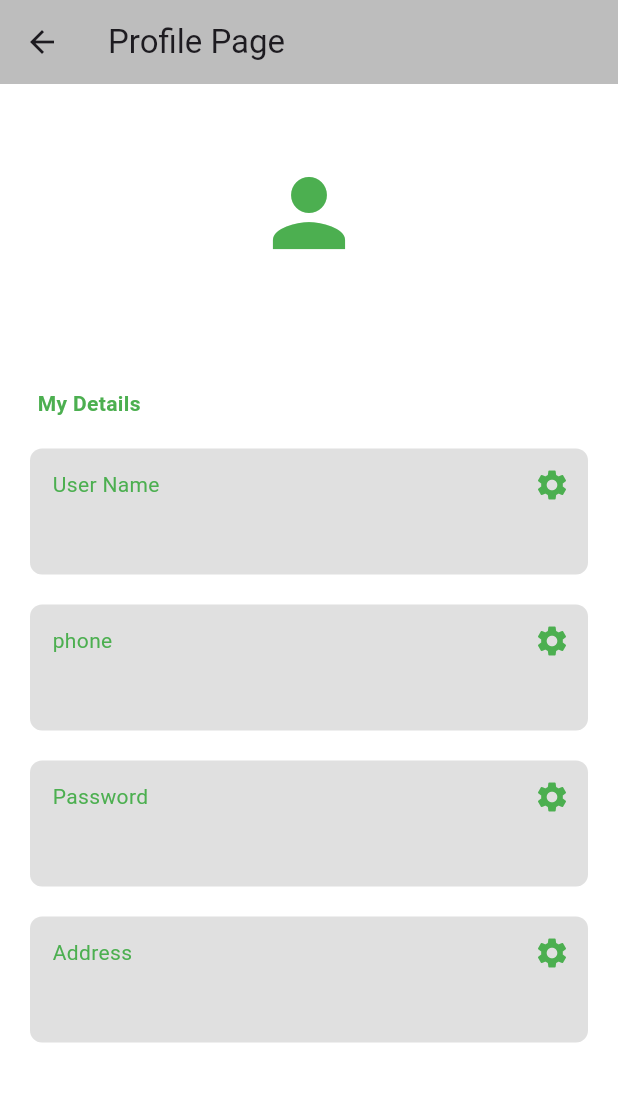
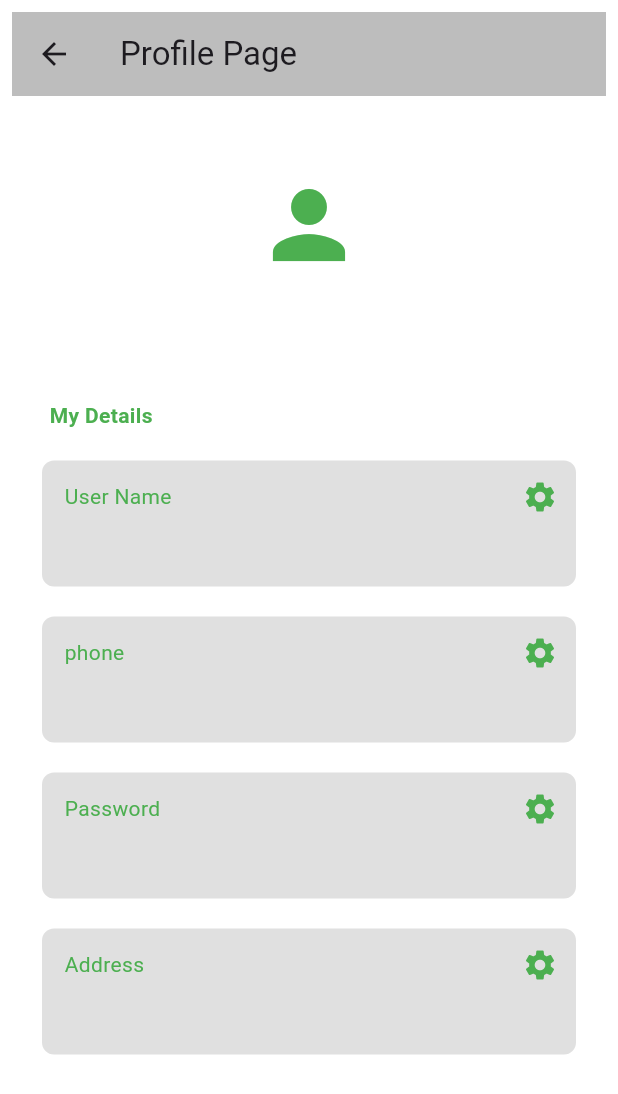
Before and after one commit to fatma4590/Hatgeback, a Flutter app: the homepage screen opened by its route, after a tap on the "account circle" icon, on a phone screen of 412 x 824 dp. Shown: the top 1094 px of the screen. Run offline on Flutter 3.47's test engine with Material 3 defaults, Android fonts, the phone set to English and light mode, and no system bars; our stand-ins replace cloud_firestore, datetime_picker_formfield_new, firebase_auth, firebase_core, modal_progress_hud_nsn; accounts and stored records are empty.

Commit message:
momen to fatma

```diff
--- a/lib/screens/homepage.dart
+++ b/lib/screens/homepage.dart
@@ -24,7 +24,6 @@ class _homepageState extends State<homepage> {
     final FirebaseAuth _auth = FirebaseAuth.instance;
     db
         .collection('parkingareas')
-        .where('userid', isNotEqualTo: _auth.currentUser!.email)
         .get()
         .then(
           (QuerySnapshot) {
--- a/lib/screens/userprofile.dart
+++ b/lib/screens/userprofile.dart
@@ -21,7 +21,9 @@ class _UserProfileState extends State<UserProfile> {
 
   @override
   Widget build(BuildContext context) {
-    return Scaffold(
+    return Padding(
+      padding: const EdgeInsets.all(8.0),
+      child: Scaffold(
         backgroundColor: Colors.white,
         appBar: AppBar(
           title: Text("Profile Page"),
@@ -97,6 +99,7 @@ class _UserProfileState extends State<UserProfile> {
             );
           },
         ),
+      ),
     );
   }
 }
```
Lines whose indentation alone changed are shown as unchanged.
